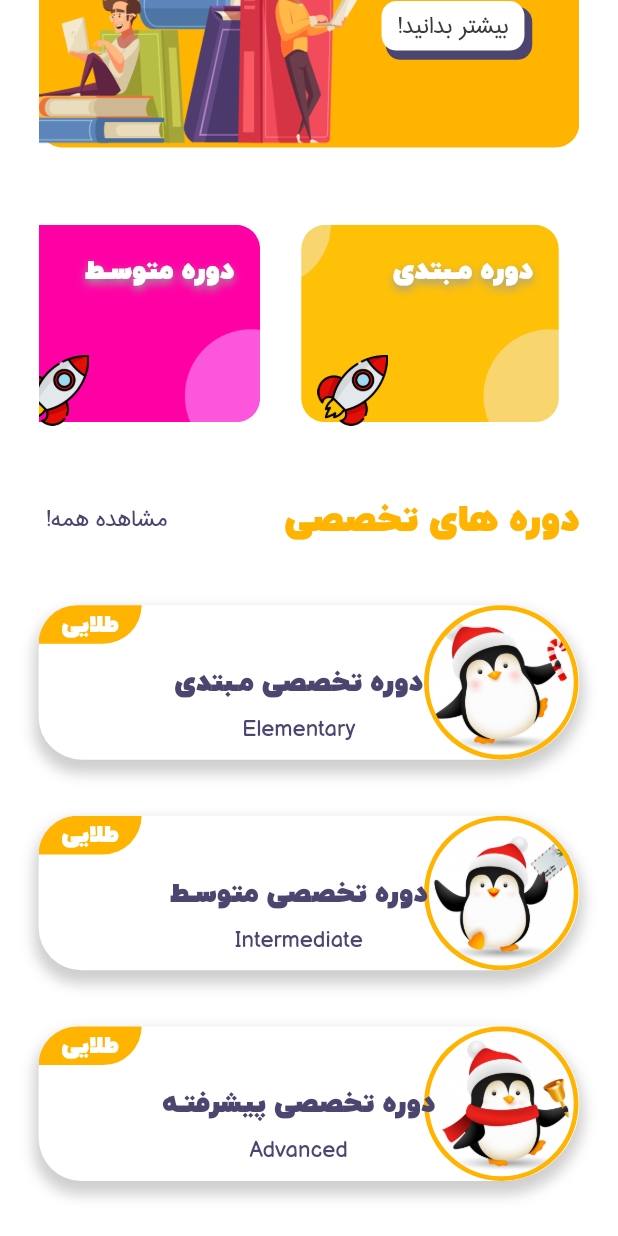
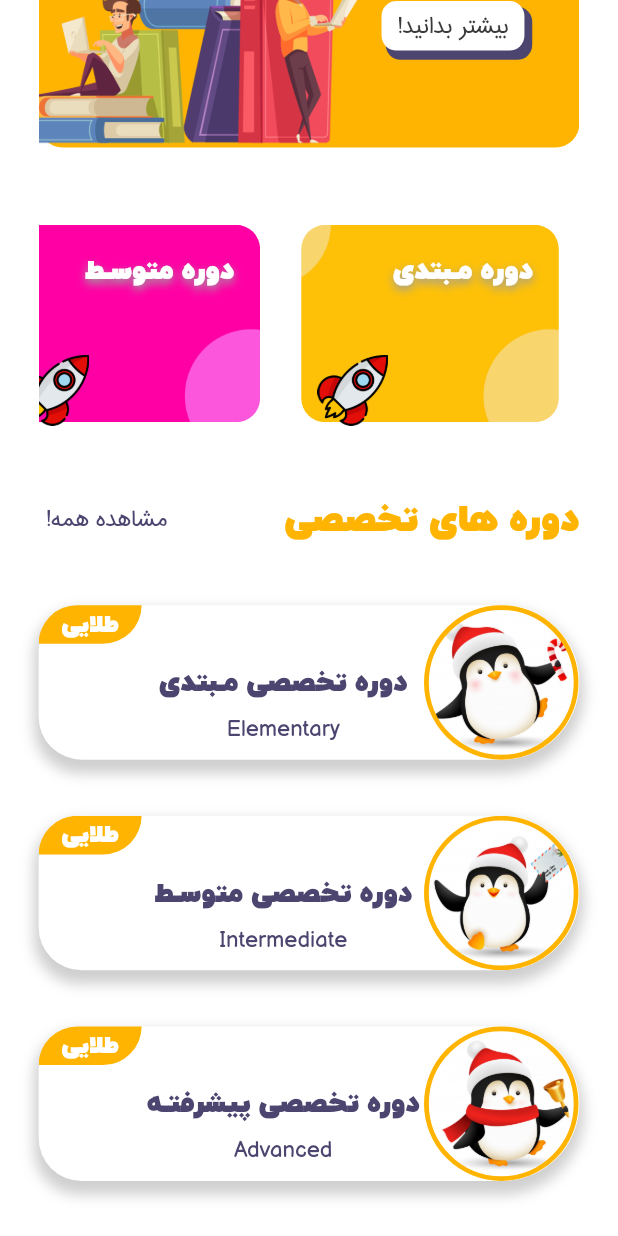
Before and after one commit to hamidAslami/language, a Flutter app: the screen it shows after launch, scrolled down 261 dp, on a phone screen of 412 x 824 dp. Run offline on Flutter 3.47's test engine with Material 2 defaults, Android fonts, the phone set to English and light mode, and no system bars; our stand-ins replace animated_bottom_navigation_bar, flare_flutter, lottie, page_transition, pin_code_fields.

Commit message:
Add Cart Box

```diff
--- a/lib/pages/home_page.dart
+++ b/lib/pages/home_page.dart
@@ -291,7 +291,7 @@
           ),
         ),
         Container(
-          margin: EdgeInsets.only(right: smallSize(context)),
+          margin: EdgeInsets.only(right: largeSize(context)),
           child: Align(
             alignment: Alignment.center,
             child: Text(cartBoxModel.textTitle,
@@ -302,7 +302,7 @@
         ),
         Container(
           margin: EdgeInsets.only(
-              bottom: xSmallSize(context), right: smallSize(context)),
+              bottom: xSmallSize(context), right: largeSize(context)),
           child: Align(
             alignment: Alignment.bottomCenter,
             child: Text(cartBoxModel.subTitles,
--- a/lib/pages/main_page.dart
+++ b/lib/pages/main_page.dart
@@ -50,7 +50,7 @@
   Widget bodyWidget() {
     switch (_index) {
       case 0:
-       return HomePage();
+        return HomePage();
       /*case 1:
         return DesignApp();
       case 2:
@@ -60,7 +60,7 @@
       // case 4:
       //   return ProfilePage();
       default:
-       return HomePage();
+        return HomePage();
     }
   }
 
```
